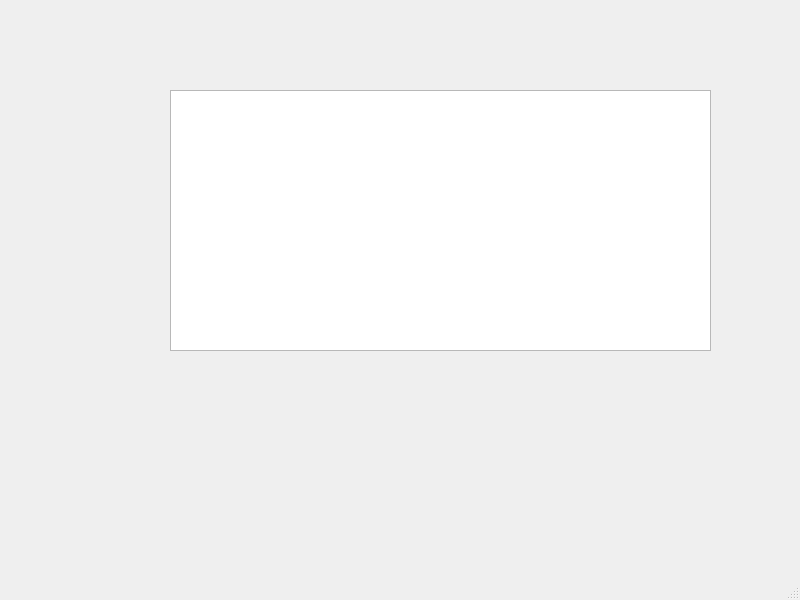
This is HoneyPipe/netsoul.ui in anat/HoneyPipe as Qt 5 draws it before an edit. The edited form follows.
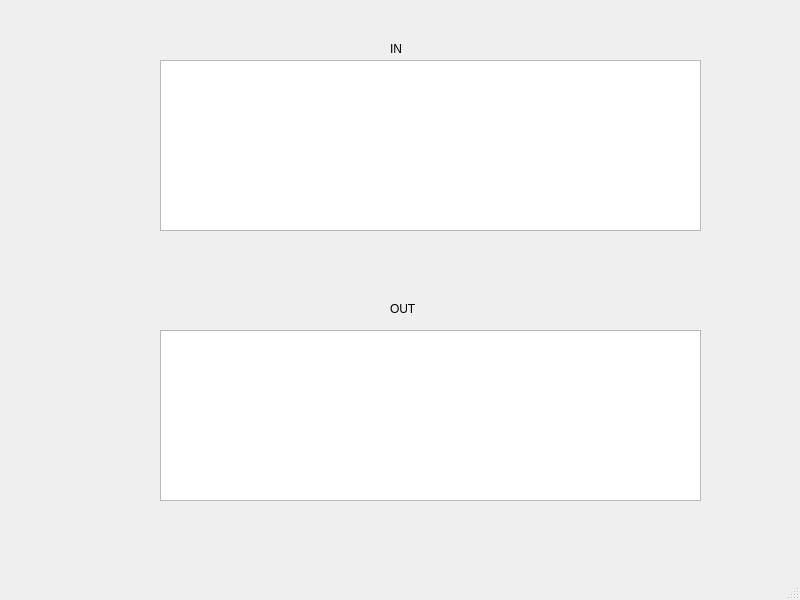
This is the edited form.

The edit to the form file:
```diff
--- a/HoneyPipe/netsoul.ui
+++ b/HoneyPipe/netsoul.ui
@@ -17,13 +17,49 @@
    <widget class="QPlainTextEdit" name="pte">
     <property name="geometry">
      <rect>
-      <x>170</x>
-      <y>90</y>
+      <x>160</x>
+      <y>60</y>
       <width>541</width>
-      <height>261</height>
+      <height>171</height>
      </rect>
     </property>
    </widget>
+   <widget class="QPlainTextEdit" name="out">
+    <property name="geometry">
+     <rect>
+      <x>160</x>
+      <y>330</y>
+      <width>541</width>
+      <height>171</height>
+     </rect>
+    </property>
+   </widget>
+   <widget class="QLabel" name="label">
+    <property name="geometry">
+     <rect>
+      <x>390</x>
+      <y>300</y>
+      <width>67</width>
+      <height>17</height>
+     </rect>
+    </property>
+    <property name="text">
+     <string>OUT</string>
+    </property>
+   </widget>
+   <widget class="QLabel" name="label_2">
+    <property name="geometry">
+     <rect>
+      <x>390</x>
+      <y>40</y>
+      <width>67</width>
+      <height>17</height>
+     </rect>
+    </property>
+    <property name="text">
+     <string>IN</string>
+    </property>
+   </widget>
   </widget>
   <widget class="QMenuBar" name="menubar">
    <property name="geometry">
```
Left out of the diff: 2 changed lines with no effect on the pictures.
